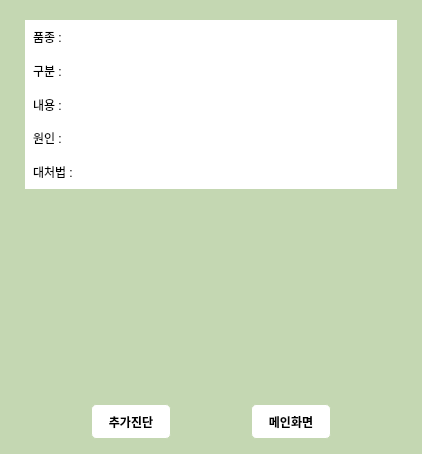
Before: the Qt Designer form UI/DialogResult.ui in song030/CropFairy, drawn with Qt 5.
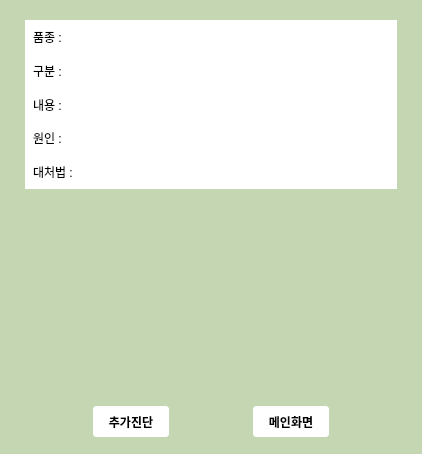
After: the same form once the commit is applied.

Commit message: 08/31 ui 수정

The edit to the form file:
```diff
--- a/UI/DialogResult.ui
+++ b/UI/DialogResult.ui
@@ -29,14 +29,14 @@
 
 QPushButton{
 background-color:white;
-border:1px solid rgb(196, 215, 178);
+border:2px solid rgb(196, 215, 178);
 border-radius:5px;
 padding:5px;
 }
 
 QLineEdit{
 background-color:white;
-border:1px solid rgb(196, 215, 178);
+border:2px solid rgb(196, 215, 178);
 border-radius:5px;
 padding:5px;
 min-height:25px;
```
The commit also changes 3 other files.
